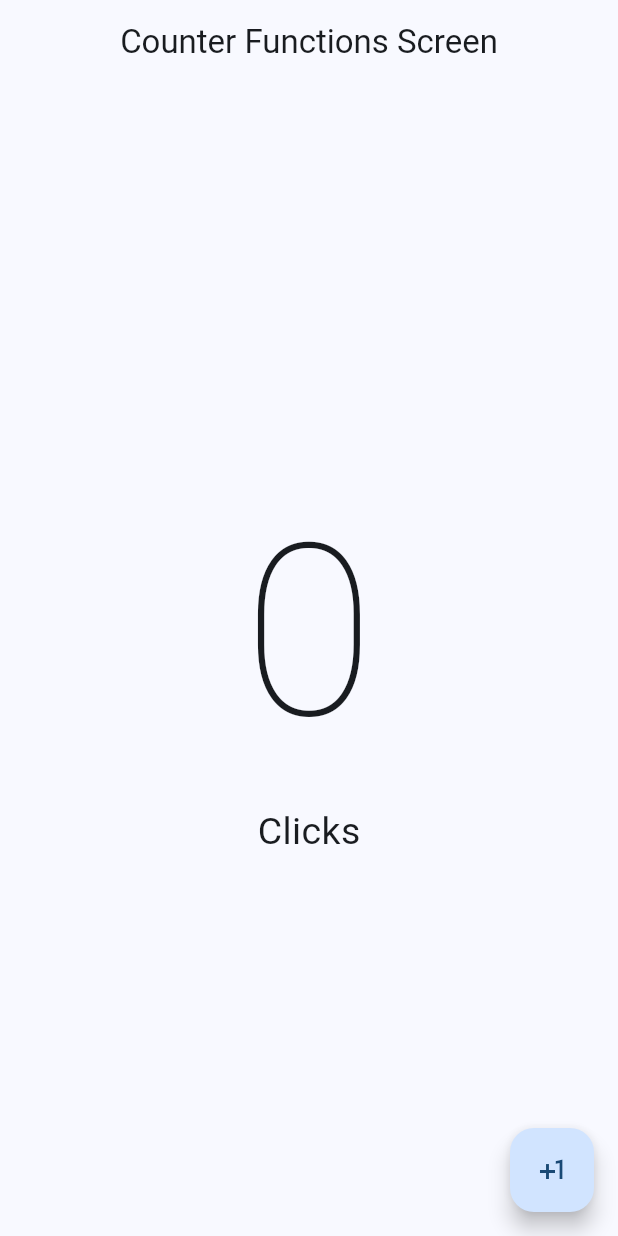
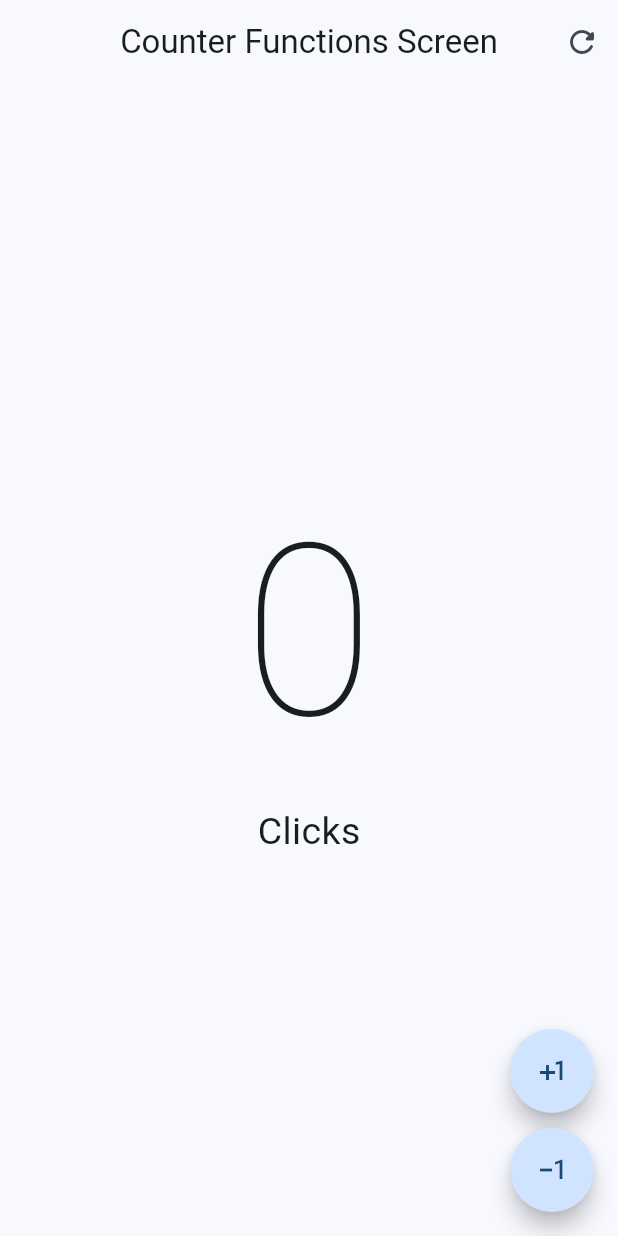
Before and after one commit to AlejandroDev8/Flutter-Hello-World, a Flutter app: the screen it shows after launch, on a phone screen of 412 x 824 dp. Run offline on Flutter 3.47's test engine with Material 3 defaults, Android fonts, the phone set to English and light mode, and no system bars.

Commit message:
Create a function to add click and restart clicks

```diff
--- a/lib/main.dart
+++ b/lib/main.dart
@@ -1,6 +1,6 @@
 import 'package:flutter/material.dart';
 import 'package:hello_world_app/presentation/screens/counter/counter_functions_screen.dart';
-import 'package:hello_world_app/presentation/screens/counter/counter_screen.dart';
+// import 'package:hello_world_app/presentation/screens/counter/counter_screen.dart';
 
 void main() {
   runApp(const MyApp());
--- a/lib/presentation/screens/counter/counter_functions_screen.dart
+++ b/lib/presentation/screens/counter/counter_functions_screen.dart
@@ -16,6 +16,16 @@ class _CounterFunctionsScreenState extends State<CounterFunctionsScreen> {
         appBar: AppBar(
           title: const Text('Counter Functions Screen'),
           centerTitle: true,
+          actions: [
+            IconButton(
+              icon: const Icon(Icons.refresh_rounded),
+              onPressed: () {
+                setState(() {
+                  clickCounter = 0;
+                });
+              },
+            ),
+          ],
         ),
         body: Center(
           child: Column(
@@ -33,7 +43,11 @@ class _CounterFunctionsScreenState extends State<CounterFunctionsScreen> {
             ],
           ),
         ),
-      floatingActionButton: FloatingActionButton(
+        floatingActionButton: Column(
+          mainAxisAlignment: MainAxisAlignment.end,
+          children: [
+            FloatingActionButton(
+              shape: const StadiumBorder(),
               onPressed: () {
                 setState(() {
                   clickCounter++;
@@ -41,6 +55,17 @@ class _CounterFunctionsScreenState extends State<CounterFunctionsScreen> {
               },
               child: const Icon(Icons.plus_one),
             ),
-    );
+            const SizedBox(height: 10),
+            FloatingActionButton(
+              shape: const StadiumBorder(),
+              onPressed: () {
+                setState(() {
+                  clickCounter--;
+                });
+              },
+              child: const Icon(Icons.exposure_minus_1),
+            )
+          ],
+        ));
   }
 }
```
Lines whose indentation alone changed are shown as unchanged.
